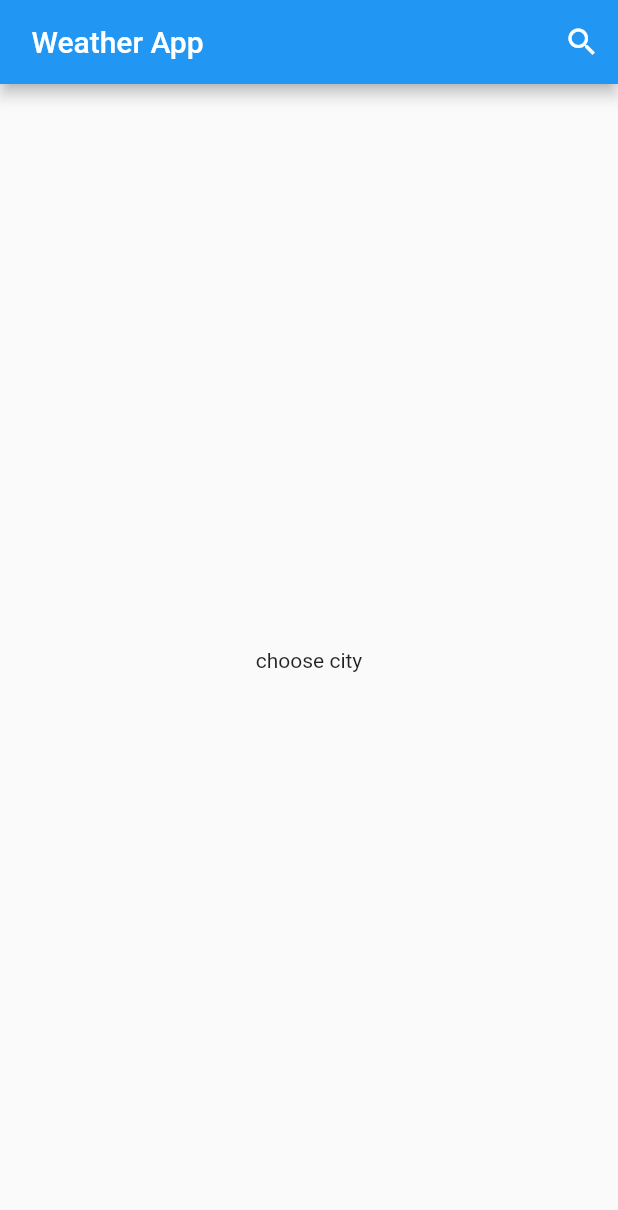
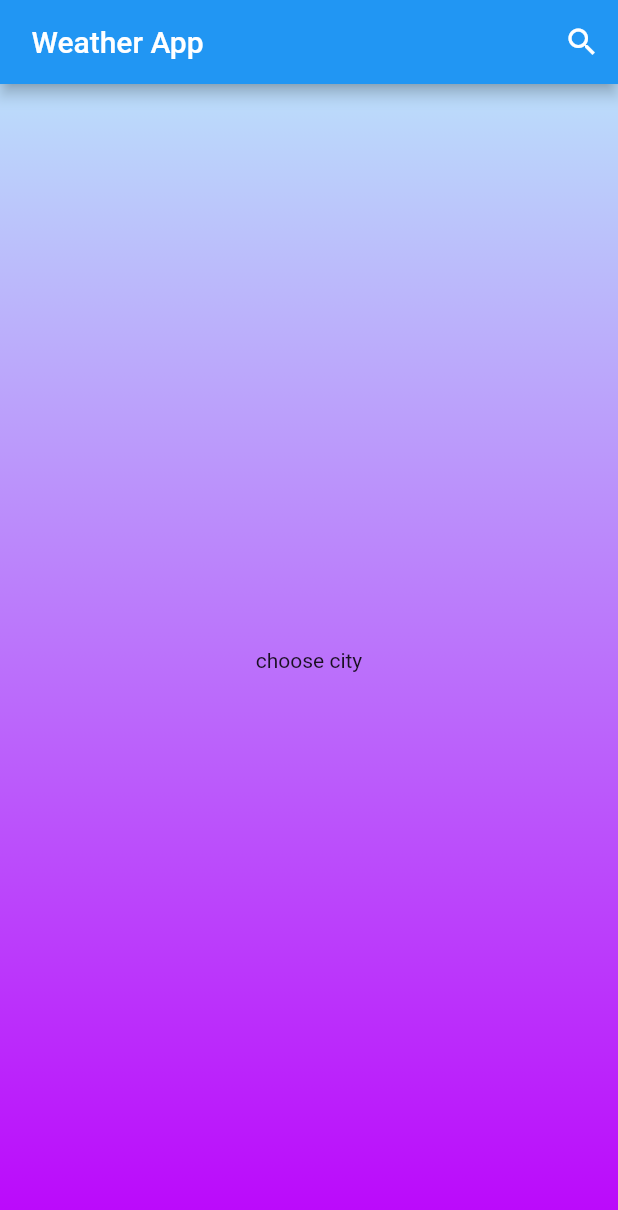
Before and after one commit to tubakocabiyik0/weather-app-using-bloc, a Flutter app: the screen it shows after launch, on a phone screen of 412 x 824 dp. Shown: the top 1210 px of the screen. Run offline on Flutter 3.47's test engine with Material 2 defaults, Android fonts, the phone set to English and light mode, and no system bars; our stand-ins replace bloc, equatable, flutter_bloc.

Commit message:
theme bloc added

```diff
--- /dev/null
+++ b/lib/bloc_theme/theme_event.dart
@@ -0,0 +1,15 @@
+part of 'theme_bloc.dart';
+
+abstract class ThemeEvent extends Equatable {
+  @override
+  List<Object> get props => [props];
+}
+
+class ChangeTheme extends ThemeEvent{
+  final String WState;
+
+  ChangeTheme({ this.WState});
+
+  @override
+  List<Object> get props => [WState];
+}
--- /dev/null
+++ b/lib/bloc_theme/theme_state.dart
@@ -0,0 +1,15 @@
+part of 'theme_bloc.dart';
+
+abstract class ThemeState extends Equatable {
+  @override
+  List<Object> get props => [props];
+}
+
+class ThemeLoaded extends ThemeState{
+  final ThemeData themeData;
+  final Color materialColor;
+  ThemeLoaded({this.themeData, this.materialColor});
+
+  @override
+  List<Object> get props => [themeData,materialColor];
+}
--- a/lib/main.dart
+++ b/lib/main.dart
@@ -1,21 +1,26 @@
 import 'package:flutter/material.dart';
 import 'package:flutter_bloc/flutter_bloc.dart';
 import 'package:wheather_app_bloc/bloc/weather_bloc.dart';
+import 'package:wheather_app_bloc/bloc_theme/theme_bloc.dart';
 import 'package:wheather_app_bloc/widget/weather_app.dart';
 
 void main() {
-  runApp(MyApp());
+  runApp(BlocProvider<ThemeBloc>(
+      create: (context) => ThemeBloc(), child: MyApp()));
 }
 
 class MyApp extends StatelessWidget {
   // This widget is the root of your application.
   @override
   Widget build(BuildContext context) {
-    return MaterialApp(
-      debugShowCheckedModeBanner: false,
-      home: BlocProvider<WeatherBloc>(
-          create:(context)=> WeatherBloc(),
-          child: WeatherApp()),
-    );
+    return BlocBuilder<ThemeBloc,ThemeState>(
+        builder:(context,ThemeState state){
+      return MaterialApp(
+        theme: (state as ThemeLoaded).themeData ,
+        debugShowCheckedModeBanner: false,
+        home: BlocProvider<WeatherBloc>(
+            create: (context) => WeatherBloc(), child: WeatherApp()),
+      );
+    });
   }
 }
--- /dev/null
+++ b/lib/widget/color_change.dart
@@ -0,0 +1,19 @@
+import 'package:flutter/cupertino.dart';
+import 'package:flutter/material.dart';
+
+class ColorChange extends StatelessWidget {
+
+  Color backcolor;
+  Widget child;
+
+
+  ColorChange(this.backcolor, this.child);
+  @override
+  Widget build(BuildContext context) {
+    return Container(child: child,decoration: BoxDecoration(gradient:LinearGradient(colors: [backcolor,backcolor.withGreen(5)],begin: Alignment.topCenter,end: Alignment.bottomCenter)));
+  }
+
+
+
+
+}
--- a/lib/widget/max_min.dart
+++ b/lib/widget/max_min.dart
@@ -11,8 +11,8 @@ class MaxMinWidget extends StatelessWidget {
       return  Row(
           mainAxisAlignment: MainAxisAlignment.spaceEvenly,
           children: [
-            Text("Maximum : "+ (state as WeatherLoaded).weather.consolidatedWeather[0].maxTemp.toString() , style: TextStyle(fontSize: 22)),
-            Text("Minimum : " + (state as WeatherLoaded).weather.consolidatedWeather[0].minTemp.toString(), style: TextStyle(fontSize: 22)),
+            Expanded(child:  Text("Maximum : "+ (state as WeatherLoaded).weather.consolidatedWeather[0].maxTemp.toString() , style: TextStyle(fontSize: 22))),
+            Expanded(child: Text("Minimum : " + (state as WeatherLoaded).weather.consolidatedWeather[0].minTemp.toString(), style: TextStyle(fontSize: 22))),
           ],
       );
     }
--- a/lib/widget/weather_app.dart
+++ b/lib/widget/weather_app.dart
@@ -5,6 +5,8 @@ import 'package:flutter/material.dart';
 import 'package:flutter_bloc/flutter_bloc.dart';
 import 'package:provider/provider.dart';
 import 'package:wheather_app_bloc/bloc/weather_bloc.dart';
+import 'package:wheather_app_bloc/bloc_theme/theme_bloc.dart';
+import 'package:wheather_app_bloc/widget/color_change.dart';
 import 'package:wheather_app_bloc/widget/search_widget.dart';
 import 'last_time.dart';
 import 'location.dart';
@@ -22,6 +24,7 @@ class WeatherApp extends StatefulWidget {
 
 class _WeatherAppState extends State<WeatherApp> {
   String city;
+
   @override
   Widget build(BuildContext context) {
     final _weather = Provider.of<WeatherBloc>(context);
@@ -29,20 +32,27 @@ class _WeatherAppState extends State<WeatherApp> {
 
     return Scaffold(
         appBar: AppBar(
+          backgroundColor: Theme
+              .of(context)
+              .primaryColor,
           actions: [
             IconButton(
                 icon: Icon(Icons.search),
                 onPressed: () async {
-                city=await Navigator.push(context, MaterialPageRoute(builder: (context) => SearchWidget()));
-                if(city!=null){
-                  _weather.add(FetchWeather(cityName:city));
+                  city = await Navigator.push(context,
+                      MaterialPageRoute(builder: (context) => SearchWidget()));
+                  if (city != null) {
+                    _weather.add(FetchWeather(cityName: city));
                   }
                 }),
           ],
           title: Text(" Weather App"),
         ),
-      body: Center(child: BlocBuilder<WeatherBloc,WeatherState>(builder: (context, state) {
-        if(state is WeatherInitial){
+        body: BlocBuilder<ThemeBloc, ThemeState>(builder: (context, state) {
+          return ColorChange((state as ThemeLoaded).materialColor, Center(
+              child: BlocBuilder<WeatherBloc, WeatherState>(
+                  builder: (context, state) {
+                    if (state is WeatherInitial) {
                       return Text("choose city");
                     }
                     else if (state is WeatherLoading) {
@@ -50,11 +60,17 @@ class _WeatherAppState extends State<WeatherApp> {
                         child: CircularProgressIndicator(),
                       );
                     } else if (state is WeatherLoaded) {
-          final weather=state.weather;
+                      final weather = state.weather;
+                      String states = state.weather.consolidatedWeather[0]
+                          .weatherStateAbbr;
+                      Provider.of<ThemeBloc>(context).add(
+                          ChangeTheme(WState: states));
+
+
                       _completer.complete();
-          _completer=Completer();
+                      _completer = Completer();
                       return RefreshIndicator(
-           onRefresh: (){
+                        onRefresh: () {
                           _weather.add(RefreshWeather(cityName: city));
                           return _completer.future;
                         },
@@ -76,7 +92,9 @@ class _WeatherAppState extends State<WeatherApp> {
                     } else if (state is WeatherError) {
                       return Text("erros");
                     }
-      })),
+                  })),);
+        },
+        )
     );
   }
 }
```
Also changed, not shown: lib/bloc_theme/theme_bloc.dart (added, +44 -0 lines). Lines whose indentation alone changed are shown as unchanged.
